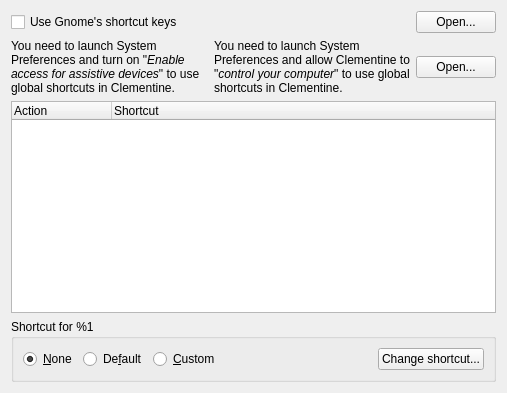
Qt form src/ui/globalshortcutssettingspage.ui (clementine-player/Clementine) before a commit.
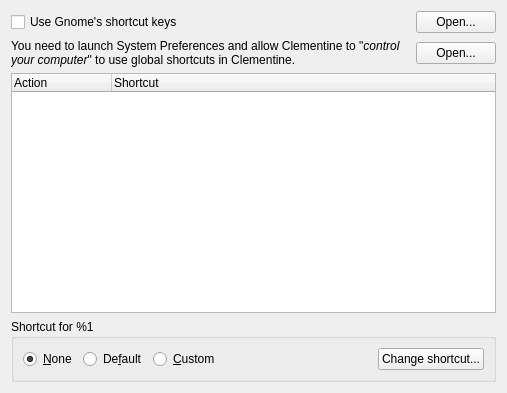
The same form after that commit. Icons and pictures are not drawn.

What changed in the file:
```diff
--- a/src/ui/globalshortcutssettingspage.ui
+++ b/src/ui/globalshortcutssettingspage.ui
@@ -65,22 +65,6 @@
          </sizepolicy>
         </property>
         <property name="text">
-         <string>You need to launch System Preferences and turn on &quot;&lt;span style=&quot; font-style:italic;&quot;&gt;Enable access for assistive devices&lt;/span&gt;&quot; to use global shortcuts in Clementine.</string>
-        </property>
-        <property name="wordWrap">
-         <bool>true</bool>
-        </property>
-       </widget>
-      </item>
-      <item>
-       <widget class="QLabel" name="mac_label_mavericks">
-        <property name="sizePolicy">
-         <sizepolicy hsizetype="Expanding" vsizetype="Preferred">
-          <horstretch>0</horstretch>
-          <verstretch>0</verstretch>
-         </sizepolicy>
-        </property>
-        <property name="text">
          <string>You need to launch System Preferences and allow Clementine to &quot;&lt;span style=&quot;font-style:italic&quot;&gt;control your computer&lt;/span&gt;&quot; to use global shortcuts in Clementine.</string>
         </property>
         <property name="wordWrap">
```
